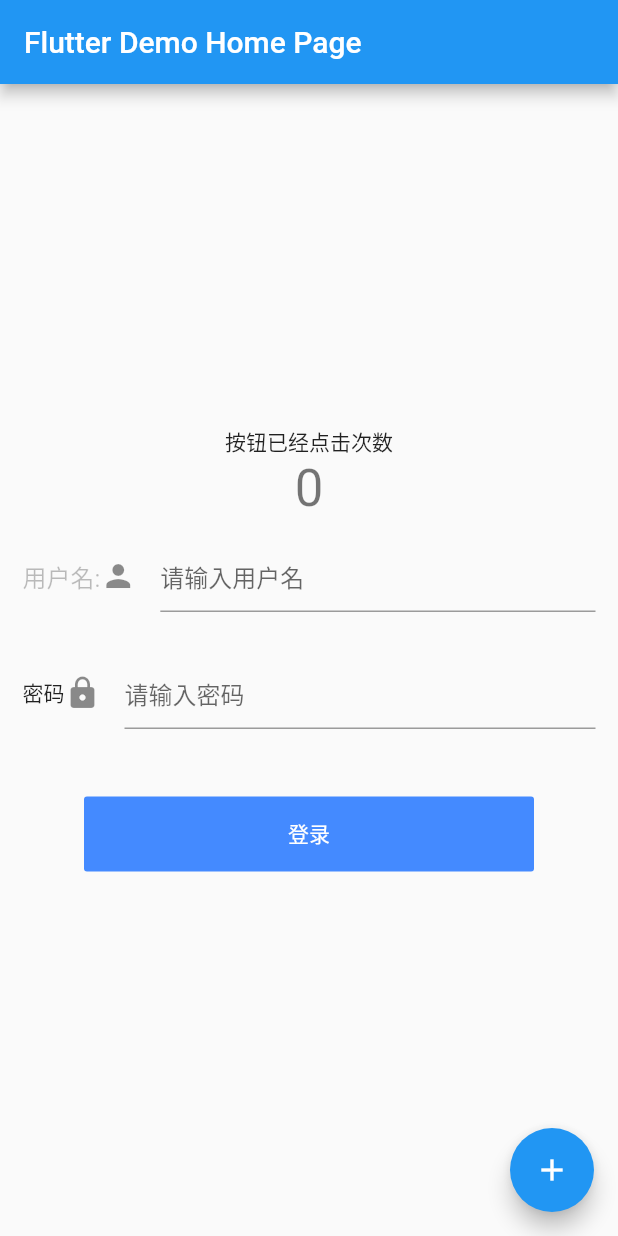
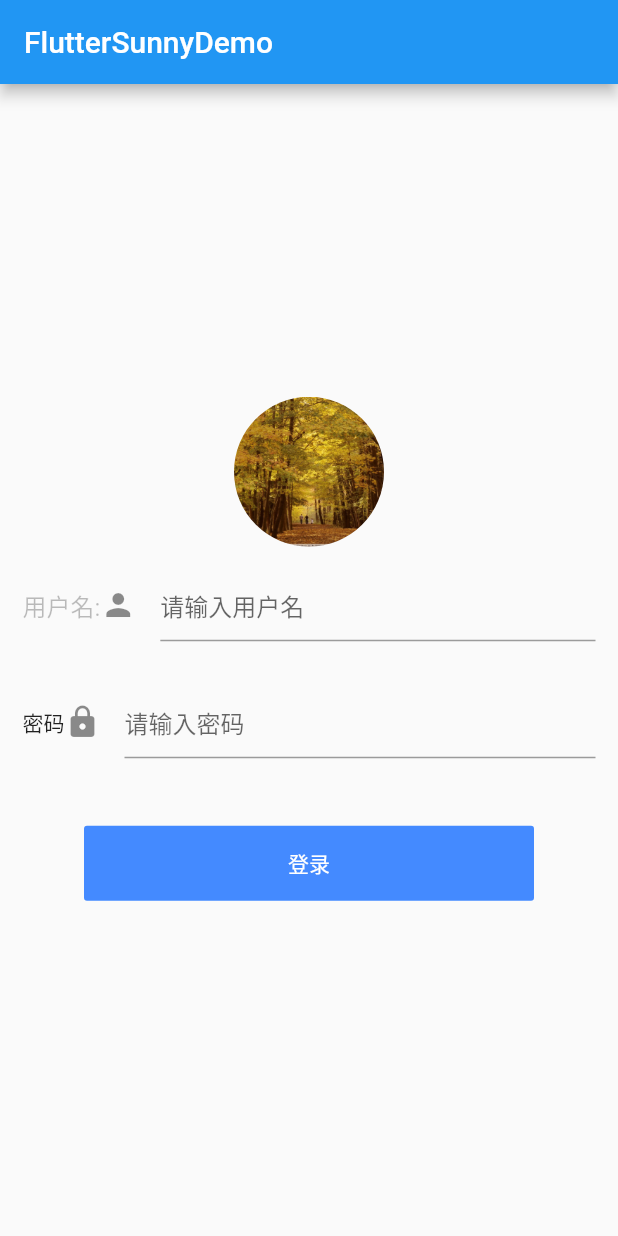
Before and after one commit to SunnyLy/flutter_sunny_demo, a Flutter app: the screen it shows after launch, on a phone screen of 412 x 824 dp. Run offline on Flutter 3.47's test engine with Material 2 defaults, Android fonts, the phone set to English and light mode, and no system bars; our stand-ins replace fluttertoast.

Commit message:
学习Image图片控件及Navigator路由控件
Signed-off-by: SunnyLy <450512747@qq.com>

```diff
--- a/lib/main.dart
+++ b/lib/main.dart
@@ -1,30 +1,20 @@
 import 'package:flutter/cupertino.dart';
 import 'package:flutter/material.dart';
-import 'package:flutter_sunny_demo/utils/ToastUtil.dart';
+import 'package:flutter_sunny_demo/home/home.dart';
 import 'package:fluttertoast/fluttertoast.dart';
 
 void main() => runApp(MyApp());
 
 class MyApp extends StatelessWidget {
-  // This widget is the root of your application.
   @override
   Widget build(BuildContext context) {
     var materialApp = MaterialApp(
       title: 'Flutter Demo',
       theme: ThemeData(
-        // This is the theme of your application.
-        //
-        // Try running your application with "flutter run". You'll see the
-        // application has a blue toolbar. Then, without quitting the app, try
-        // changing the primarySwatch below to Colors.green and then invoke
-        // "hot reload" (press "r" in the console where you ran "flutter run",
-        // or simply save your changes to "hot reload" in a Flutter IDE).
-        // Notice that the counter didn't reset back to zero; the application
-        // is not restarted.
         primarySwatch: Colors.blue,
       ),
       home: WillPopScope(
-        child: MyHomePage(title: 'Flutter Demo Home Page'),
+        child: MyHomePage(title: 'FlutterSunnyDemo'),
         onWillPop: () async {
           Fluttertoast.showToast(msg: "点击了返回键");
           return false;
@@ -38,15 +28,6 @@ class MyApp extends StatelessWidget {
 
 class MyHomePage extends StatefulWidget {
   MyHomePage({Key key, this.title}) : super(key: key);
-
-  // This widget is the home page of your application. It is stateful, meaning
-  // that it has a State object (defined below) that contains fields that affect
-  // how it looks.
-
-  // This class is the configuration for the state. It holds the values (in this
-  // case the title) provided by the parent (in this case the App widget) and
-  // used by the build method of the State. Fields in a Widget subclass are
-  // always marked "final".
 
   final String title;
 
@@ -98,11 +79,6 @@ class _MyHomePageState extends State<MyHomePage> {
       dispose();
     }
     setState(() {
-      // This call to setState tells the Flutter framework that something has
-      // changed in this State, which causes it to rerun the build method below
-      // so that the display can reflect the updated values. If we changed
-      // _counter without calling setState(), then the build method would not be
-      // called again, and so nothing would appear to happen.
       _counter++;
     });
   }
@@ -110,50 +86,24 @@ class _MyHomePageState extends State<MyHomePage> {
   @override
   Widget build(BuildContext context) {
     print("xxxx:build()");
-    // This method is rerun every time setState is called, for instance as done
-    // by the _incrementCounter method above.
-    //
-    // The Flutter framework has been optimized to make rerunning build methods
-    // fast, so that you can just rebuild anything that needs updating rather
-    // than having to individually change instances of widgets.
     return Scaffold(
       appBar: AppBar(
-        // Here we take the value from the MyHomePage object that was created by
-        // the App.build method, and use it to set our appbar title.
         title: Text(widget.title),
       ),
       body: Center(
-        // Center is a layout widget. It takes a single child and positions it
-        // in the middle of the parent.
         child: Column(
-          // Column is also a layout widget. It takes a list of children and
-          // arranges them vertically. By default, it sizes itself to fit its
-          // children horizontally, and tries to be as tall as its parent.
-          //
-          // Invoke "debug painting" (press "p" in the console, choose the
-          // "Toggle Debug Paint" action from the Flutter Inspector in Android
-          // Studio, or the "Toggle Debug Paint" command in Visual Studio Code)
-          // to see the wireframe for each widget.
-          //
-          // Column has various properties to control how it sizes itself and
-          // how it positions its children. Here we use mainAxisAlignment to
-          // center the children vertically; the main axis here is the vertical
-          // axis because Columns are vertical (the cross axis would be
-          // horizontal).
           mainAxisAlignment: MainAxisAlignment.center,
           children: <Widget>[
-            Offstage(
-              //动态控制控件的显示与隐藏
-              offstage: _counter > 10 ? true : false,
-              child: Text('按钮已经点击次数'),
-            ),
-            /* Text(
-              '按钮已点击次数:',
-            ),*/
-            Text(
-              '$_counter',
-              style: Theme.of(context).textTheme.headline4,
-            ),
+//            Image(image: AssetImage('images/demo_logo.png')),
+            ClipOval(
+              child: Image(
+                //用于加载图片
+                image: AssetImage('images/demo_logo.png'),
+                width: 100,
+                height: 100,
+                fit: BoxFit.fill,
+              ),
+            ), //圆形控件
 
             //再添加一个layout,用于存放一个输入框，与一个文案提示
             Container(
@@ -200,7 +150,14 @@ class _MyHomePageState extends State<MyHomePage> {
                 height: 50,
                 margin: EdgeInsets.fromLTRB(15, 30, 15, 15),
                 child: FlatButton(
-                  onPressed: () {},
+                  onPressed: () {
+                    //登录成功，跳转至首次
+//                    Navigator.pushNamed(context, "/home/home.dart");
+                    Navigator.push(context,
+                        MaterialPageRoute(builder: (context) {
+                      return HomePage(title: "首页");
+                    }));
+                  },
                   child: Text("登录"),
                   color: Colors.blueAccent,
                   textColor: Colors.white,
@@ -208,11 +165,6 @@ class _MyHomePageState extends State<MyHomePage> {
           ],
         ),
       ),
-      floatingActionButton: FloatingActionButton(
-        onPressed: _incrementCounter,
-        tooltip: 'Increment',
-        child: Icon(Icons.add),
-      ), // This trailing comma makes auto-formatting nicer for build methods.
     );
   }
 }
--- a/pubspec.yaml
+++ b/pubspec.yaml
@@ -73,3 +73,8 @@ flutter:
   #
   # For details regarding fonts from package dependencies,
   # see https://flutter.dev/custom-fonts/#from-packages
+
+
+  #图片资源
+  assets:
+    - images/
```
Also changed, not shown: lib/home/home.dart (added, +29 -0 lines), images/demo_logo.png (added).
